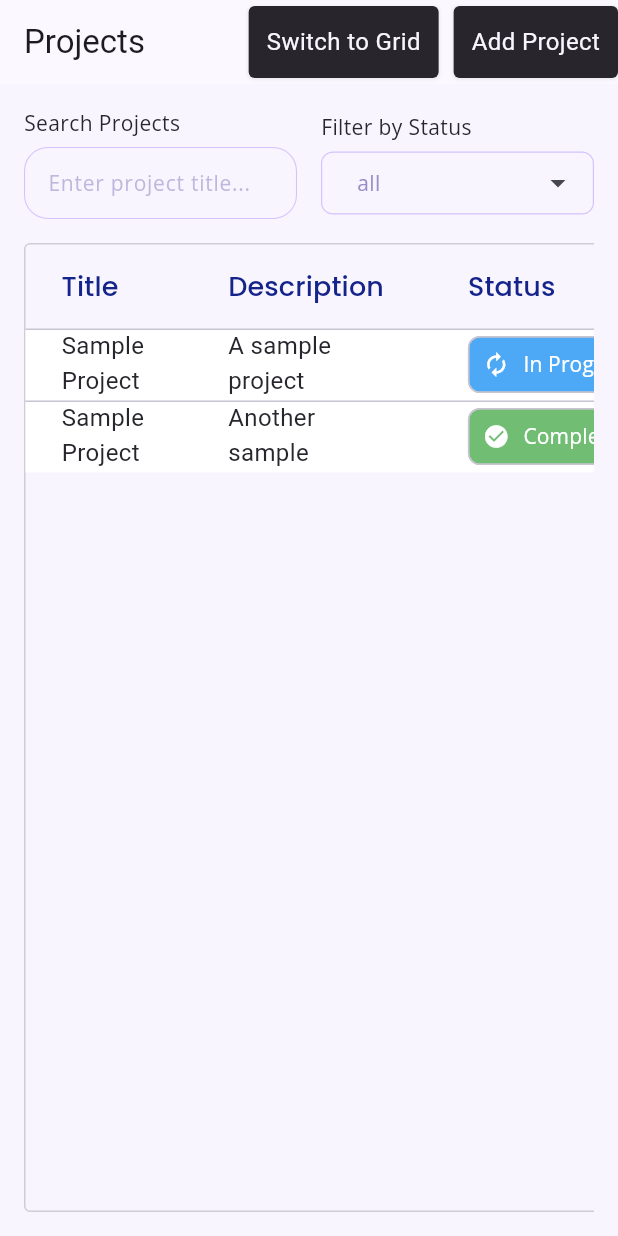
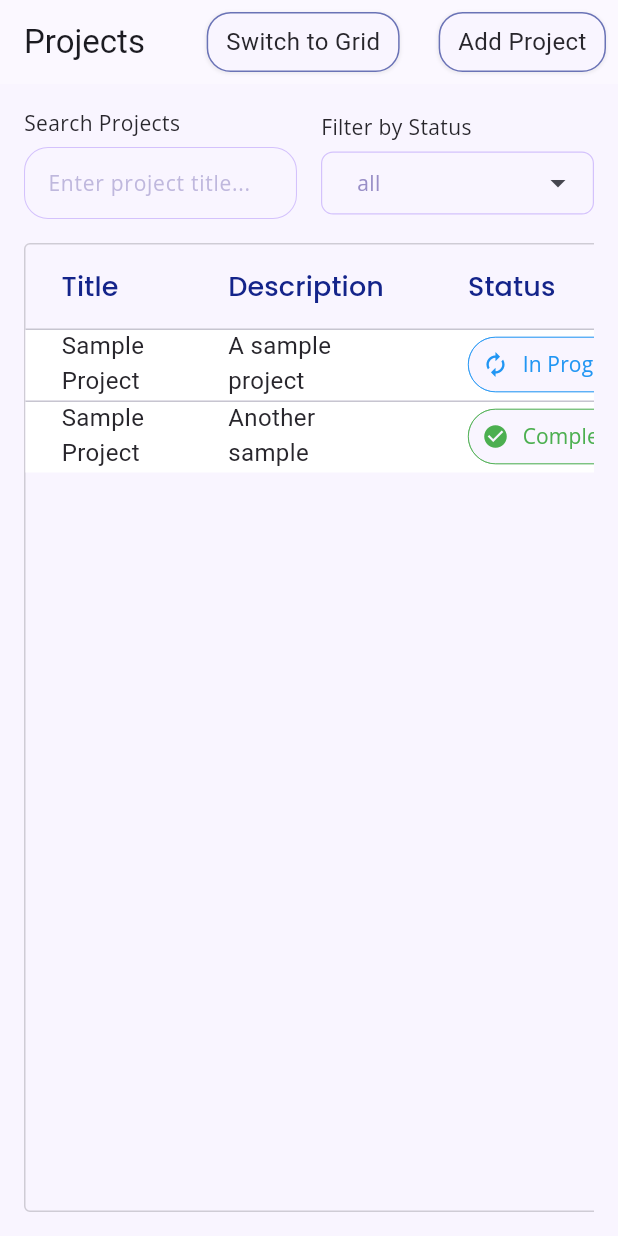
Before and after one commit to Debdaru07/Project-Management-Application, a Flutter app: the screen it shows after launch, on a phone screen of 412 x 824 dp. Run offline on Flutter 3.47's test engine with Material 3 defaults, Android fonts, the light colour scheme and no system bars; drawn by our look-alikes of dropdown_search; our stand-ins replace flutter_animate, go_router, google_fonts.

Commit message:
View Task button added

```diff
--- a/frontend/lib/pages/projects/projects.dart
+++ b/frontend/lib/pages/projects/projects.dart
@@ -12,6 +12,8 @@ import '../../utils/components/app_searchable_dropdowns.dart';
 import '../../utils/components/app_textfield.dart';
 import '../../utils/features/project_helper.dart';
 import '../../utils/theme/app_palette.dart';
+import '../../utils/theme/app_palette.dart' as palette;
+import '../../utils/theme/app_text_styles.dart';
 
 class ProjectsPage extends StatefulWidget {
   const ProjectsPage({super.key});
@@ -49,11 +51,23 @@ class _ProjectsPageState extends State<ProjectsPage> {
             title: const Text('Projects'),
             actions: [
               AppButton(
+                margin: const EdgeInsets.all(8),
+                backgroundColor: AppPalette.magnolia,
+                borderRadius: 16,
+                textstyle: AppTextStyles.bodyLarge.copyWith(
+                  color: palette.AppPalette.raisinBlack,
+                ),
                 text: _isGridView ? 'Switch to Table' : 'Switch to Grid',
                 onPressed: () => setState(() => _isGridView = !_isGridView),
               ),
               const SizedBox(width: 10),
               AppButton(
+                margin: const EdgeInsets.all(8),
+                backgroundColor: AppPalette.magnolia,
+                borderRadius: 16,
+                textstyle: AppTextStyles.bodyLarge.copyWith(
+                  color: palette.AppPalette.raisinBlack,
+                ),
                 text: 'Add Project',
                 onPressed: () => context.push('/add-project'),
               ),
@@ -140,6 +154,7 @@ class _ProjectsPageState extends State<ProjectsPage> {
                               'Description',
                               'Status',
                               'Created At',
+                              'Actions',
                             ],
                             rows:
                                 filteredProjects
@@ -152,6 +167,28 @@ class _ProjectsPageState extends State<ProjectsPage> {
                                         ),
                                         'Created At': ProjectHelpers.formatDate(
                                           project.createdAt,
+                                        ),
+                                        '': AppButton(
+                                          margin: const EdgeInsets.all(8),
+                                          backgroundColor: AppPalette.magnolia,
+                                          borderRadius: 16,
+                                          text: 'View Tasks',
+                                          prefixIcon: Icon(
+                                            Icons.remove_red_eye_outlined,
+                                            size: 18,
+                                            color: AppPalette.primarySwatch,
+                                          ),
+                                          textstyle: AppTextStyles.bodyLarge
+                                              .copyWith(
+                                                color:
+                                                    palette
+                                                        .AppPalette
+                                                        .raisinBlack,
+                                              ),
+                                          onPressed:
+                                              () => context.push(
+                                                '/tasks/${project.id}',
+                                              ),
                                         ),
                                       },
                                     )
--- a/frontend/lib/utils/components/app_button.dart
+++ b/frontend/lib/utils/components/app_button.dart
@@ -1,25 +1,32 @@
 import 'package:flutter/material.dart';
 
 import '../theme/app_palette.dart' as palette;
+import '../theme/app_palette.dart';
 import '../theme/app_text_styles.dart';
 
 class AppButton extends StatelessWidget {
   final String text;
+  final TextStyle? textstyle;
+  final Widget? prefixIcon;
   final String? followersText;
   final Color? backgroundColor;
   final double? height;
   final double? borderRadius;
   final EdgeInsets? padding;
+  final EdgeInsets? margin;
   final VoidCallback? onPressed;
 
   const AppButton({
     super.key,
     required this.text,
+    this.textstyle,
+    this.prefixIcon,
     this.followersText,
     this.backgroundColor,
     this.height,
     this.borderRadius,
     this.padding,
+    this.margin,
     this.onPressed,
   });
 
@@ -33,9 +40,14 @@ class AppButton extends StatelessWidget {
           duration: const Duration(milliseconds: 200),
           height: height ?? 48,
           padding: padding ?? const EdgeInsets.symmetric(horizontal: 12),
+          margin: margin ?? EdgeInsets.zero,
           decoration: BoxDecoration(
             color: backgroundColor ?? palette.AppPalette.raisinBlack,
             borderRadius: BorderRadius.circular(borderRadius ?? 4),
+            border: Border.all(
+              color: AppPalette.primarySwatch.withOpacity(0.625),
+              width: 1,
+            ),
             boxShadow: [
               BoxShadow(
                 color: Colors.grey.withOpacity(0.15),
@@ -49,11 +61,17 @@ class AppButton extends StatelessWidget {
             mainAxisSize: MainAxisSize.min,
             mainAxisAlignment: MainAxisAlignment.center,
             children: [
+              if (prefixIcon != null) ...[
+                prefixIcon!,
+                const SizedBox(width: 8),
+              ],
               Text(
                 text,
-                style: AppTextStyles.bodyLarge.copyWith(
-                  color: palette.AppPalette.magnolia,
-                ),
+                style:
+                    textstyle ??
+                    AppTextStyles.bodyLarge.copyWith(
+                      color: palette.AppPalette.magnolia,
+                    ),
               ),
               if (followersText != null)
                 Text(
--- a/frontend/lib/utils/components/app_data_table.dart
+++ b/frontend/lib/utils/components/app_data_table.dart
@@ -91,7 +91,7 @@ class StatusChip extends StatelessWidget {
         icon = Icons.autorenew;
         color = Colors.blue;
         break;
-      case 'todo':
+      case 'to do':
         label = 'Todo';
         icon = Icons.edit_note;
         color = Colors.grey;
@@ -108,12 +108,13 @@ class StatusChip extends StatelessWidget {
     }
 
     return Chip(
-      avatar: Icon(icon, color: Colors.white, size: 18),
+      avatar: Icon(icon, color: color, size: 18),
       label: Text(
         label,
-        style: AppTextStyles.bodyMedium.copyWith(color: Colors.white),
+        style: AppTextStyles.bodyMedium.copyWith(color: color),
       ),
-      backgroundColor: color.withOpacity(0.8),
+      backgroundColor: AppPalette.magnolia,
+      shape: StadiumBorder(side: BorderSide(color: color, width: 0.5)),
     );
   }
 }
```
